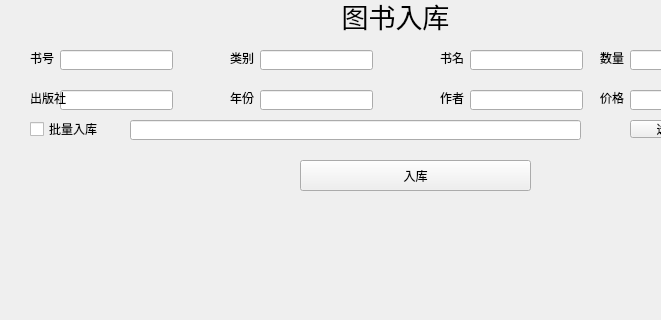
birchtree2/lib-manage-QT, file addbook.ui: the form before one commit; both pictures show x 0 to 661 and y 0 to 320 of the 800 by 600 pixel window.
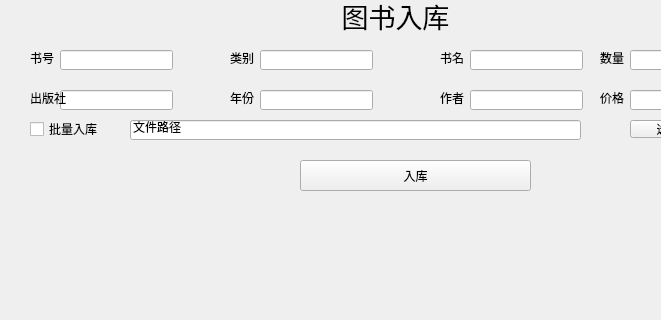
The form after the commit.

```diff
--- a/addbook.ui
+++ b/addbook.ui
@@ -260,6 +260,9 @@
       <height>20</height>
      </rect>
     </property>
+    <property name="text">
+     <string>文件路径</string>
+    </property>
    </widget>
    <widget class="QPushButton" name="pushButton_2">
     <property name="geometry">
```
